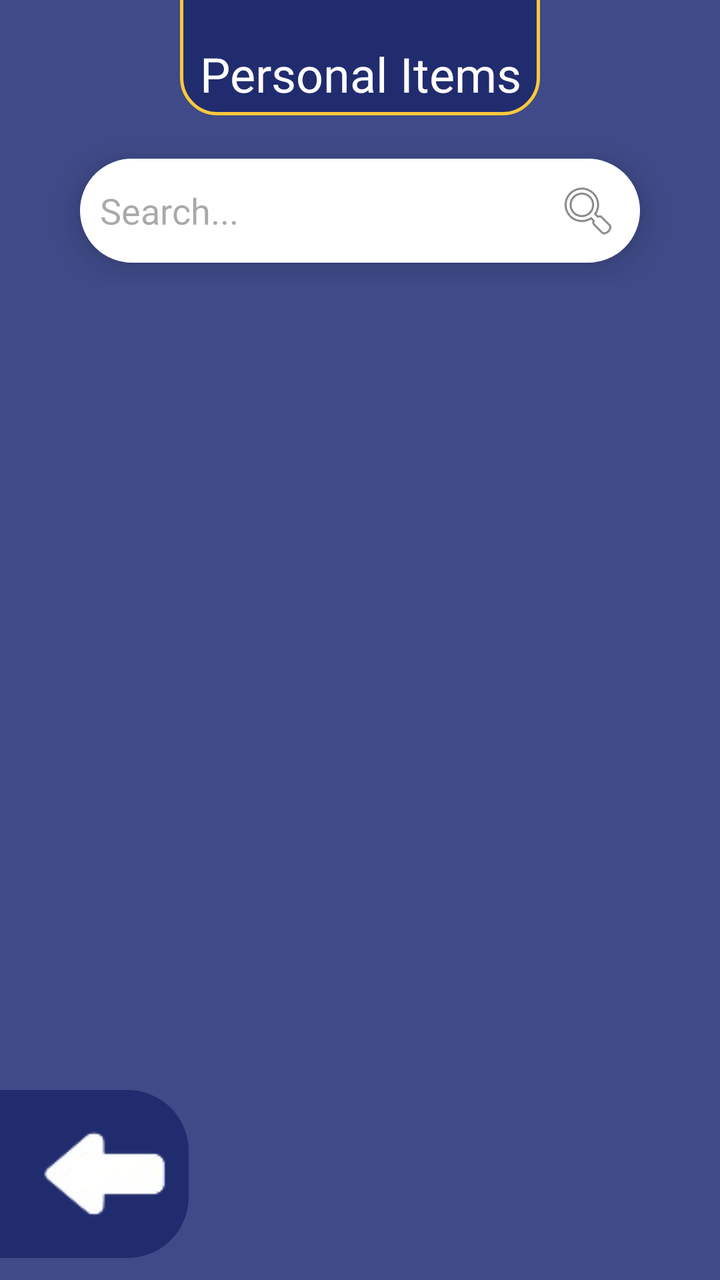
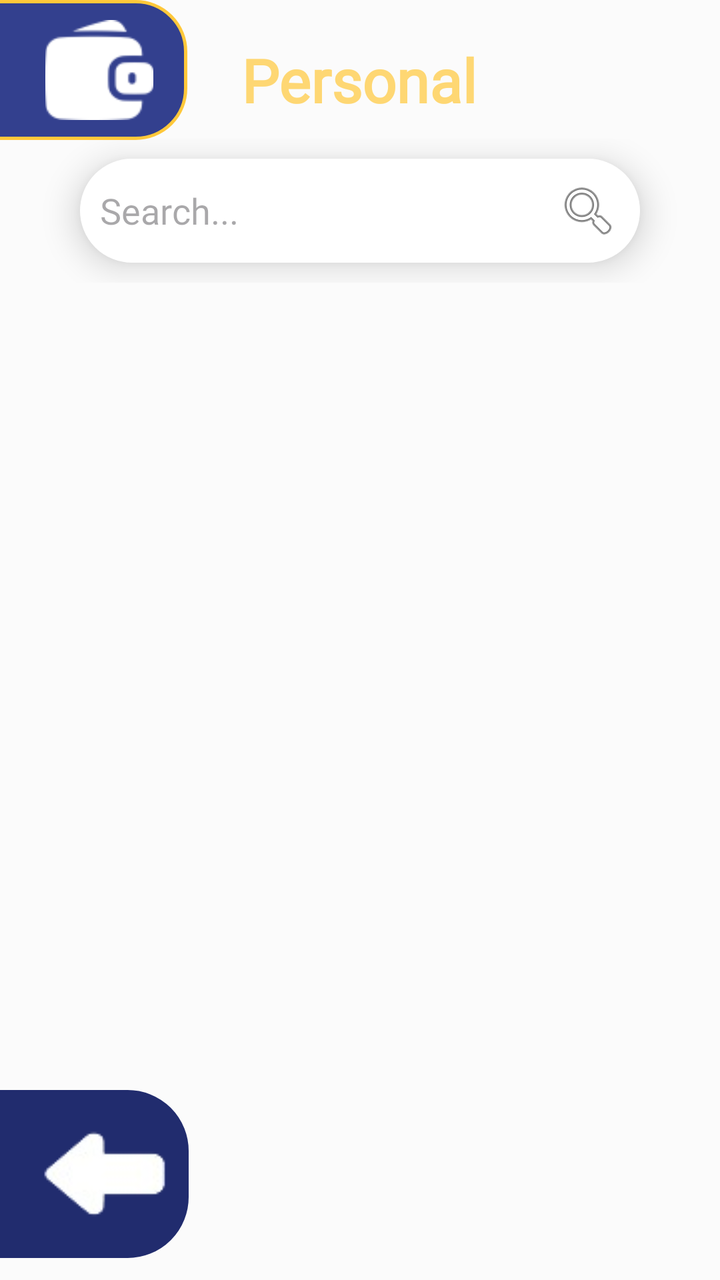

Screens rendered from an Android XML layout before and after an edit, with the pre-edit source and the edit as a unified diff.
<!-- AndroidManifest.xml: application theme Theme.LostAndFound -->
<!-- res/layout/activity_personal.xml -->
<?xml version="1.0" encoding="utf-8"?>
<androidx.constraintlayout.widget.ConstraintLayout xmlns:android="http://schemas.android.com/apk/res/android"
    xmlns:app="http://schemas.android.com/apk/res-auto"
    xmlns:tools="http://schemas.android.com/tools"
    android:id="@+id/main"
    android:background="#3F4A88"
    android:layout_width="match_parent"
    android:layout_height="match_parent"
    android:fitsSystemWindows="false"
    tools:context="activities.lostandfound.student_filters.Electronics">


    <TextView
        android:id="@+id/TV_EmptyState"
        android:layout_width="wrap_content"
        android:layout_height="wrap_content"
        android:fontFamily="@font/konkhmer"
        android:text="There are currently no lost items post"
        android:textColor="@color/white"
        android:visibility="gone"
        android:textSize="16sp"
        app:layout_constraintBottom_toBottomOf="parent"
        app:layout_constraintEnd_toEndOf="parent"
        app:layout_constraintHorizontal_bias="0.495"
        app:layout_constraintStart_toStartOf="parent"
        app:layout_constraintTop_toTopOf="parent"
        app:layout_constraintVertical_bias="0.499" />

    <androidx.recyclerview.widget.RecyclerView
        android:id="@+id/RV_LatestPosts"
        android:layout_width="match_parent"
        android:layout_height="match_parent"
        android:layout_marginStart="20dp"
        android:layout_marginTop="185dp"
        android:layout_marginEnd="20dp"
        app:layout_constraintBottom_toBottomOf="parent"
        app:layout_constraintEnd_toEndOf="parent"
        app:layout_constraintHorizontal_bias="0.0"
        app:layout_constraintStart_toStartOf="parent"
        app:layout_constraintTop_toTopOf="parent"
        app:layout_constraintVertical_bias="0.0"
        tools:listitem="@layout/lost_item_" />


    <TextView
        android:id="@+id/textView15"
        android:layout_width="match_parent"
        android:layout_height="wrap_content"
        android:layout_marginStart="90dp"
        android:layout_marginTop="-30dp"
        android:layout_marginEnd="90dp"
        android:layout_marginBottom="12dp"
        android:background="@drawable/border"
        android:fontFamily="@font/konkhmer"
        android:gravity="center"
        android:paddingTop="50dp"
        android:text="Personal Items"
        android:textColor="@color/white"
        android:textSize="24sp"
        app:layout_constraintBottom_toTopOf="@+id/linearLayout"
        app:layout_constraintEnd_toEndOf="parent"
        app:layout_constraintHorizontal_bias="0.0"
        app:layout_constraintStart_toStartOf="parent"
        app:layout_constraintTop_toTopOf="parent"
        app:layout_constraintVertical_bias="0.466" />

    <LinearLayout
        android:id="@+id/linearLayout"
        android:layout_width="match_parent"
        android:layout_height="wrap_content"
        android:orientation="vertical"
        app:layout_constraintBottom_toBottomOf="parent"
        app:layout_constraintEnd_toEndOf="parent"
        app:layout_constraintHorizontal_bias="0.0"
        app:layout_constraintStart_toStartOf="parent"
        app:layout_constraintTop_toTopOf="parent"
        app:layout_constraintVertical_bias="0.122">

        <EditText
            android:id="@+id/ET_SearchElectronic"
            android:layout_width="match_parent"
            android:layout_height="wrap_content"
            android:layout_marginStart="40dp"
            android:layout_marginTop="10dp"
            android:layout_marginEnd="40dp"
            android:layout_marginBottom="10dp"
            android:background="@drawable/rounded_border"
            android:drawableRight="@android:drawable/ic_menu_search"
            android:elevation="10dp"
            android:fontFamily="@font/konkhmer"
            android:hint="Search..."
            android:inputType="text"
            android:textSize="18sp" />
    </LinearLayout>

    <LinearLayout
        android:id="@+id/linearLayout2"
        android:layout_width="match_parent"
        android:layout_height="wrap_content"
        android:orientation="horizontal"
        app:layout_constraintBottom_toBottomOf="parent"
        app:layout_constraintEnd_toEndOf="parent"
        app:layout_constraintHorizontal_bias="0.0"
        app:layout_constraintStart_toStartOf="parent"
        app:layout_constraintTop_toTopOf="parent"
        app:layout_constraintVertical_bias="0.98">


        <ImageView
            android:id="@+id/IV_returnBtn"
            android:layout_width="wrap_content"
            android:layout_height="wrap_content"
            android:layout_marginStart="-30dp"
            android:background="@drawable/rounded_border"
            android:backgroundTint="#212C6E"
            android:paddingStart="50dp"
            android:src="@drawable/back_icon" />


    </LinearLayout>


</androidx.constraintlayout.widget.ConstraintLayout>
<!-- res/layout/lost_item_.xml (included above) -->
<?xml version="1.0" encoding="utf-8"?>
<androidx.cardview.widget.CardView xmlns:android="http://schemas.android.com/apk/res/android"
    android:layout_width="match_parent"
    android:layout_height="120dp"
    xmlns:app="http://schemas.android.com/apk/res-auto"
    app:cardElevation="8dp"
    app:cardCornerRadius="8dp"
    android:layout_margin="10dp">
    
    <LinearLayout
        android:layout_width="match_parent"
        android:layout_height="wrap_content"
        android:layout_marginVertical="6dp"
        android:orientation="horizontal">

        <androidx.cardview.widget.CardView
            android:layout_width="wrap_content"
            android:layout_height="match_parent"
            android:layout_marginEnd="10dp"
            android:layout_marginStart="10dp">

            <ImageView
                android:id="@+id/IV_photoicon"
                android:layout_width="128dp"
                android:layout_height="match_parent"
                android:src="@drawable/photo_placeholder"/>


        </androidx.cardview.widget.CardView>

        <RelativeLayout
            android:layout_width="wrap_content"
            android:layout_height="wrap_content">

            <TextView
                android:id="@+id/TV_Status"
                android:layout_width="wrap_content"
                android:layout_height="wrap_content"
                android:layout_alignParentEnd="true"
                android:layout_marginTop="75dp"
                android:layout_marginEnd="10dp"
                android:background="@drawable/found_border"
                android:fontFamily="@font/konkhmer"
                android:paddingStart="15dp"
                android:paddingEnd="15dp"
                android:text="Found"
                android:textColor="#51af51"
                android:textSize="16sp" />

            <LinearLayout
                android:layout_width="wrap_content"
                android:layout_height="wrap_content"
                android:layout_gravity="center_vertical"
                android:orientation="vertical">

                <TextView
                    android:includeFontPadding="false"
                    android:id="@+id/TV_Itemname"
                    android:layout_width="wrap_content"
                    android:layout_height="wrap_content"
                    android:fontFamily="@font/konkhmer"
                    android:text="Item Name"
                    android:textColor="@color/text_color"
                    android:textSize="23sp" />

                <TextView
                    android:id="@+id/TV_Place"
                    android:layout_width="wrap_content"
                    android:layout_height="wrap_content"
                    android:layout_marginTop="-15dp"
                    android:drawableLeft="@drawable/location_icon"
                    android:fontFamily="@font/konkhmer"
                    android:text="Place"
                    android:textColor="#D4D4D4"
                    android:textSize="15sp" />

                <TextView
                    android:id="@+id/TV_Date"
                    android:layout_width="wrap_content"
                    android:layout_height="wrap_content"
                    android:layout_marginTop="-11dp"
                    android:drawableLeft="@drawable/date_icon"
                    android:fontFamily="@font/konkhmer"
                    android:text="Date"
                    android:textColor="#D4D4D4"
                    android:textSize="15sp" />

            </LinearLayout>


        </RelativeLayout>

    </LinearLayout>

</androidx.cardview.widget.CardView>
<!-- resources referenced by this layout -->
<resources>
  <color name="text_color">#1C254E</color>
  <color name="white">#FFFFFFFF</color>
  <!-- drawable border (drawable) -->
  <?xml version="1.0" encoding="utf-8"?>
  <shape xmlns:android="http://schemas.android.com/apk/res/android"
      android:shape="rectangle">
      <solid android:color="#212C6E"/>
      <corners android:radius="18dp"/>
      <stroke android:width="1.5dp" android:color="@color/yellow"/>
      <padding android:top="5dp" android:bottom="5dp" android:left="5dp" android:right="5dp"/>
  </shape>
  <!-- drawable date_icon (drawable) -->
  <vector xmlns:android="http://schemas.android.com/apk/res/android" android:height="24dp" android:tint="#D4D4D4" android:viewportHeight="24" android:viewportWidth="24" android:width="24dp">
        
      <path android:fillColor="#D4D4D4" android:pathData="M9,11L7,11v2h2v-2zM13,11h-2v2h2v-2zM17,11h-2v2h2v-2zM19,4h-1L18,2h-2v2L8,4L8,2L6,2v2L5,4c-1.11,0 -1.99,0.9 -1.99,2L3,20c0,1.1 0.89,2 2,2h14c1.1,0 2,-0.9 2,-2L21,6c0,-1.1 -0.9,-2 -2,-2zM19,20L5,20L5,9h14v11z"/>
      
  </vector>
  <!-- drawable found_border (drawable) -->
  <?xml version="1.0" encoding="utf-8"?>
  <shape xmlns:android="http://schemas.android.com/apk/res/android"
      android:shape="rectangle">
      <solid android:color="#82ED82"/>
      <corners android:radius="8dp"/>
  </shape>
  <!-- drawable location_icon (drawable) -->
  <vector xmlns:android="http://schemas.android.com/apk/res/android"
      android:height="24dp"
      android:tint="#D4D4D4" android:viewportHeight="960" android:viewportWidth="960" android:width="24dp">
        
      <path android:fillColor="#D4D4D4"
          android:pathData="M480,480Q513,480 536.5,456.5Q560,433 560,400Q560,367 536.5,343.5Q513,320 480,320Q447,320 423.5,343.5Q400,367 400,400Q400,433 423.5,456.5Q447,480 480,480ZM480,774Q602,662 661,570.5Q720,479 720,408Q720,299 650.5,229.5Q581,160 480,160Q379,160 309.5,229.5Q240,299 240,408Q240,479 299,570.5Q358,662 480,774ZM480,880Q319,743 239.5,625.5Q160,508 160,408Q160,258 256.5,169Q353,80 480,80Q607,80 703.5,169Q800,258 800,408Q800,508 720.5,625.5Q641,743 480,880ZM480,400Q480,400 480,400Q480,400 480,400Q480,400 480,400Q480,400 480,400Q480,400 480,400Q480,400 480,400Q480,400 480,400Q480,400 480,400Z"/>
      
  </vector>
  <!-- drawable rounded_border (drawable) -->
  <?xml version="1.0" encoding="utf-8"?>
  <shape xmlns:android="http://schemas.android.com/apk/res/android"
      android:shape="rectangle">
      <solid android:color="#ffffff"/>
      <corners android:radius="30dp"/>
      <stroke android:width="1dp" android:color="@color/white"/>
      <padding android:top="10dp" android:bottom="10dp" android:left="10dp" android:right="10dp"/>
  </shape>
  <style name="Theme.LostAndFound" parent="Base.Theme.LostAndFound" />
  <color name="yellow">#FFC83A</color>
  <style name="Base.Theme.LostAndFound" parent="Theme.Material3.DayNight.NoActionBar">
          
          
              <item name="drawerArrowStyle">@style/DrawerIcon</item>
      </style>
  <style name="DrawerIcon" parent="Widget.AppCompat.DrawerArrowToggle">
          <item name="color">@color/white</item>
      </style>
  <!-- unchanged entries left out for length: 2 -->
</resources>

<!-- the commit's change to res/layout/activity_personal.xml (unified diff, before → after) -->
@@ -3,7 +3,7 @@
     xmlns:app="http://schemas.android.com/apk/res-auto"
     xmlns:tools="http://schemas.android.com/tools"
     android:id="@+id/main"
-    android:background="#3F4A88"
+    android:background="#FBFBFB"
     android:layout_width="match_parent"
     android:layout_height="match_parent"
     android:fitsSystemWindows="false"
@@ -44,25 +44,20 @@
 
     <TextView
         android:id="@+id/textView15"
-        android:layout_width="match_parent"
-        android:layout_height="wrap_content"
-        android:layout_marginStart="90dp"
-        android:layout_marginTop="-30dp"
-        android:layout_marginEnd="90dp"
-        android:layout_marginBottom="12dp"
-        android:background="@drawable/border"
+        android:layout_width="wrap_content"
+        android:layout_height="wrap_content"
         android:fontFamily="@font/konkhmer"
         android:gravity="center"
-        android:paddingTop="50dp"
-        android:text="Personal Items"
-        android:textColor="@color/white"
-        android:textSize="24sp"
+        android:text="Personal"
+        android:textColor="#FED773"
+        android:textSize="30sp"
+        android:textStyle="bold"
         app:layout_constraintBottom_toTopOf="@+id/linearLayout"
         app:layout_constraintEnd_toEndOf="parent"
-        app:layout_constraintHorizontal_bias="0.0"
-        app:layout_constraintStart_toStartOf="parent"
-        app:layout_constraintTop_toTopOf="parent"
-        app:layout_constraintVertical_bias="0.466" />
+        app:layout_constraintHorizontal_bias="0.497"
+        app:layout_constraintStart_toStartOf="parent"
+        app:layout_constraintTop_toTopOf="parent"
+        app:layout_constraintVertical_bias="0.675" />
 
     <LinearLayout
         android:id="@+id/linearLayout"
@@ -119,6 +114,21 @@
 
     </LinearLayout>
 
+    <ImageView
+        android:id="@+id/imageView2"
+        android:layout_width="130dp"
+        android:layout_height="70dp"
+        android:layout_marginStart="-37dp"
+        android:background="@drawable/border"
+        android:paddingStart="47dp"
+        app:layout_constraintBottom_toTopOf="@+id/linearLayout"
+        app:layout_constraintEnd_toStartOf="@+id/textView15"
+        app:layout_constraintHorizontal_bias="0.0"
+        app:layout_constraintStart_toStartOf="parent"
+        app:layout_constraintTop_toTopOf="parent"
+        app:layout_constraintVertical_bias="0.551"
+        app:srcCompat="@drawable/personal_items_icon_filter" />
+
 
 </androidx.constraintlayout.widget.ConstraintLayout>
 <!-- res/layout/lost_item_.xml (included above) -->
<!-- resource entries referenced after the edit -->
@@ -6,10 +6,10 @@
   <?xml version="1.0" encoding="utf-8"?>
   <shape xmlns:android="http://schemas.android.com/apk/res/android"
       android:shape="rectangle">
-      <solid android:color="#212C6E"/>
-      <corners android:radius="18dp"/>
+      <solid android:color="#33408E"/>
+      <corners android:radius="25dp"/>
       <stroke android:width="1.5dp" android:color="@color/yellow"/>
-      <padding android:top="5dp" android:bottom="5dp" android:left="5dp" android:right="5dp"/>
+      <padding android:top="10dp" android:bottom="10dp" android:left="5dp" android:right="5dp"/>
   </shape>
   <!-- drawable date_icon (drawable) -->
   <vector xmlns:android="http://schemas.android.com/apk/res/android" android:height="24dp" android:tint="#D4D4D4" android:viewportHeight="24" android:viewportWidth="24" android:width="24dp">
@@ -33,6 +33,7 @@
           android:pathData="M480,480Q513,480 536.5,456.5Q560,433 560,400Q560,367 536.5,343.5Q513,320 480,320Q447,320 423.5,343.5Q400,367 400,400Q400,433 423.5,456.5Q447,480 480,480ZM480,774Q602,662 661,570.5Q720,479 720,408Q720,299 650.5,229.5Q581,160 480,160Q379,160 309.5,229.5Q240,299 240,408Q240,479 299,570.5Q358,662 480,774ZM480,880Q319,743 239.5,625.5Q160,508 160,408Q160,258 256.5,169Q353,80 480,80Q607,80 703.5,169Q800,258 800,408Q800,508 720.5,625.5Q641,743 480,880ZM480,400Q480,400 480,400Q480,400 480,400Q480,400 480,400Q480,400 480,400Q480,400 480,400Q480,400 480,400Q480,400 480,400Q480,400 480,400Z"/>
       
   </vector>
+  <!-- drawable personal_items_icon_filter: png bitmap (drawable, 1538 bytes) -->
   <!-- drawable rounded_border (drawable) -->
   <?xml version="1.0" encoding="utf-8"?>
   <shape xmlns:android="http://schemas.android.com/apk/res/android"
